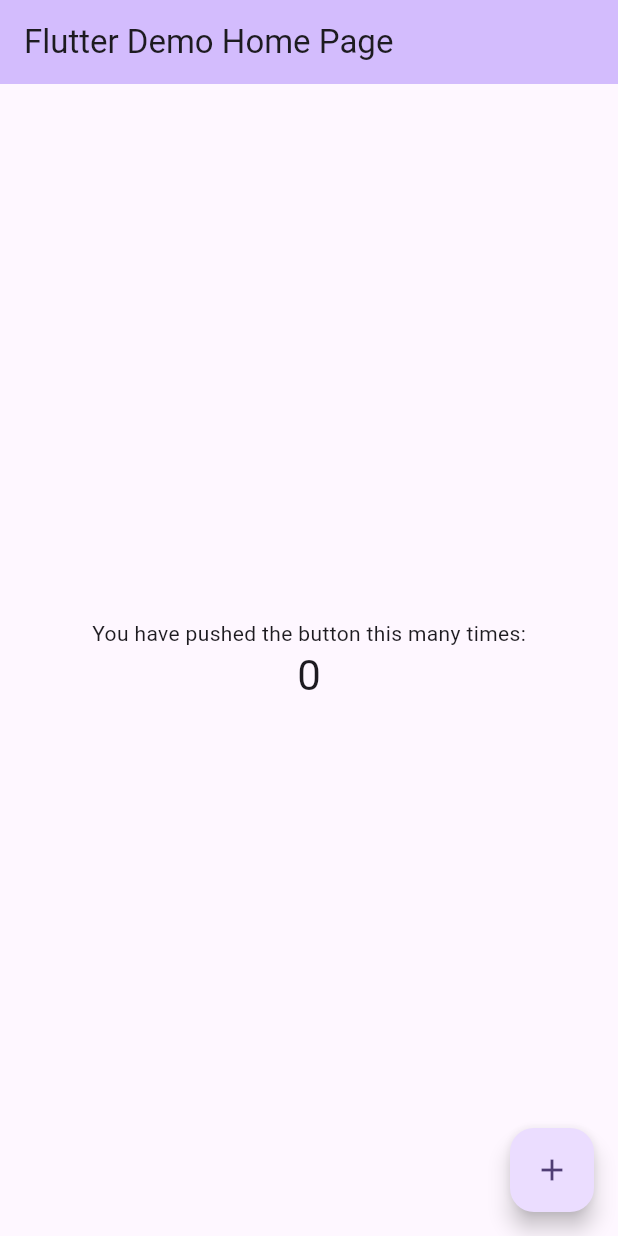
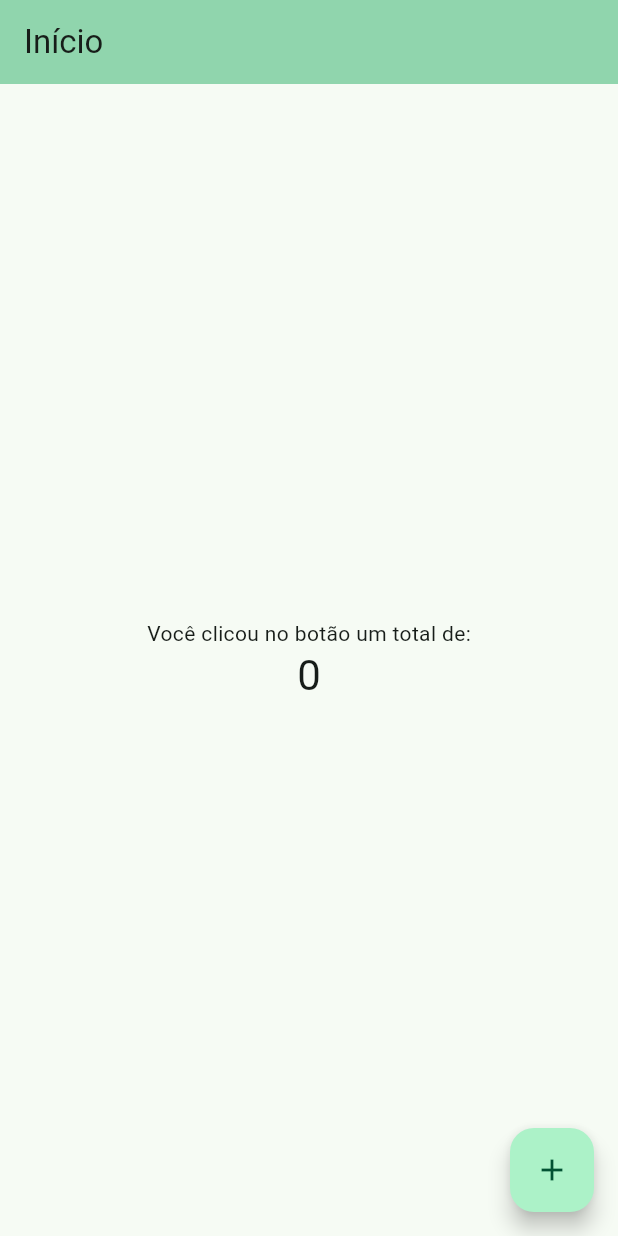
Before and after one commit to muliro2/meuapp, a Flutter app: the screen it shows after launch, on a phone screen of 412 x 824 dp. Run offline on Flutter 3.47's test engine with Material 2 defaults, Android fonts, the light colour scheme and no system bars.

Commit message:
Realizando algumas alterações visuais

```diff
--- a/lib/main.dart
+++ b/lib/main.dart
@@ -6,47 +6,22 @@
 
 class MyApp extends StatelessWidget {
   const MyApp({super.key});
-
-  // This widget is the root of your application.
   @override
   Widget build(BuildContext context) {
     return MaterialApp(
-      title: 'Flutter Demo',
+      title: 'Primeiro App',
+      debugShowCheckedModeBanner: false,
       theme: ThemeData(
-        // This is the theme of your application.
-        //
-        // TRY THIS: Try running your application with "flutter run". You'll see
-        // the application has a blue toolbar. Then, without quitting the app,
-        // try changing the seedColor in the colorScheme below to Colors.green
-        // and then invoke "hot reload" (save your changes or press the "hot
-        // reload" button in a Flutter-supported IDE, or press "r" if you used
-        // the command line to start the app).
-        //
-        // Notice that the counter didn't reset back to zero; the application
-        // state is not lost during the reload. To reset the state, use hot
-        // restart instead.
-        //
-        // This works for code too, not just values: Most code changes can be
-        // tested with just a hot reload.
-        colorScheme: ColorScheme.fromSeed(seedColor: Colors.deepPurple),
+        colorScheme: ColorScheme.fromSeed(seedColor: Colors.greenAccent),
         useMaterial3: true,
       ),
-      home: const MyHomePage(title: 'Flutter Demo Home Page'),
+      home: const MyHomePage(title: 'Início'),
     );
   }
 }
 
 class MyHomePage extends StatefulWidget {
   const MyHomePage({super.key, required this.title});
-
-  // This widget is the home page of your application. It is stateful, meaning
-  // that it has a State object (defined below) that contains fields that affect
-  // how it looks.
-
-  // This class is the configuration for the state. It holds the values (in this
-  // case the title) provided by the parent (in this case the App widget) and
-  // used by the build method of the State. Fields in a Widget subclass are
-  // always marked "final".
 
   final String title;
 
@@ -59,54 +34,23 @@
 
   void _incrementCounter() {
     setState(() {
-      // This call to setState tells the Flutter framework that something has
-      // changed in this State, which causes it to rerun the build method below
-      // so that the display can reflect the updated values. If we changed
-      // _counter without calling setState(), then the build method would not be
-      // called again, and so nothing would appear to happen.
       _counter++;
     });
   }
 
   @override
   Widget build(BuildContext context) {
-    // This method is rerun every time setState is called, for instance as done
-    // by the _incrementCounter method above.
-    //
-    // The Flutter framework has been optimized to make rerunning build methods
-    // fast, so that you can just rebuild anything that needs updating rather
-    // than having to individually change instances of widgets.
     return Scaffold(
       appBar: AppBar(
-        // TRY THIS: Try changing the color here to a specific color (to
-        // Colors.amber, perhaps?) and trigger a hot reload to see the AppBar
-        // change color while the other colors stay the same.
         backgroundColor: Theme.of(context).colorScheme.inversePrimary,
-        // Here we take the value from the MyHomePage object that was created by
-        // the App.build method, and use it to set our appbar title.
         title: Text(widget.title),
       ),
       body: Center(
-        // Center is a layout widget. It takes a single child and positions it
-        // in the middle of the parent.
         child: Column(
-          // Column is also a layout widget. It takes a list of children and
-          // arranges them vertically. By default, it sizes itself to fit its
-          // children horizontally, and tries to be as tall as its parent.
-          //
-          // Column has various properties to control how it sizes itself and
-          // how it positions its children. Here we use mainAxisAlignment to
-          // center the children vertically; the main axis here is the vertical
-          // axis because Columns are vertical (the cross axis would be
-          // horizontal).
-          //
-          // TRY THIS: Invoke "debug painting" (choose the "Toggle Debug Paint"
-          // action in the IDE, or press "p" in the console), to see the
-          // wireframe for each widget.
           mainAxisAlignment: MainAxisAlignment.center,
           children: <Widget>[
             const Text(
-              'You have pushed the button this many times:',
+              'Você clicou no botão um total de:',
             ),
             Text(
               '$_counter',
@@ -119,7 +63,7 @@
         onPressed: _incrementCounter,
         tooltip: 'Increment',
         child: const Icon(Icons.add),
-      ), // This trailing comma makes auto-formatting nicer for build methods.
+      ),
     );
   }
 }
```
